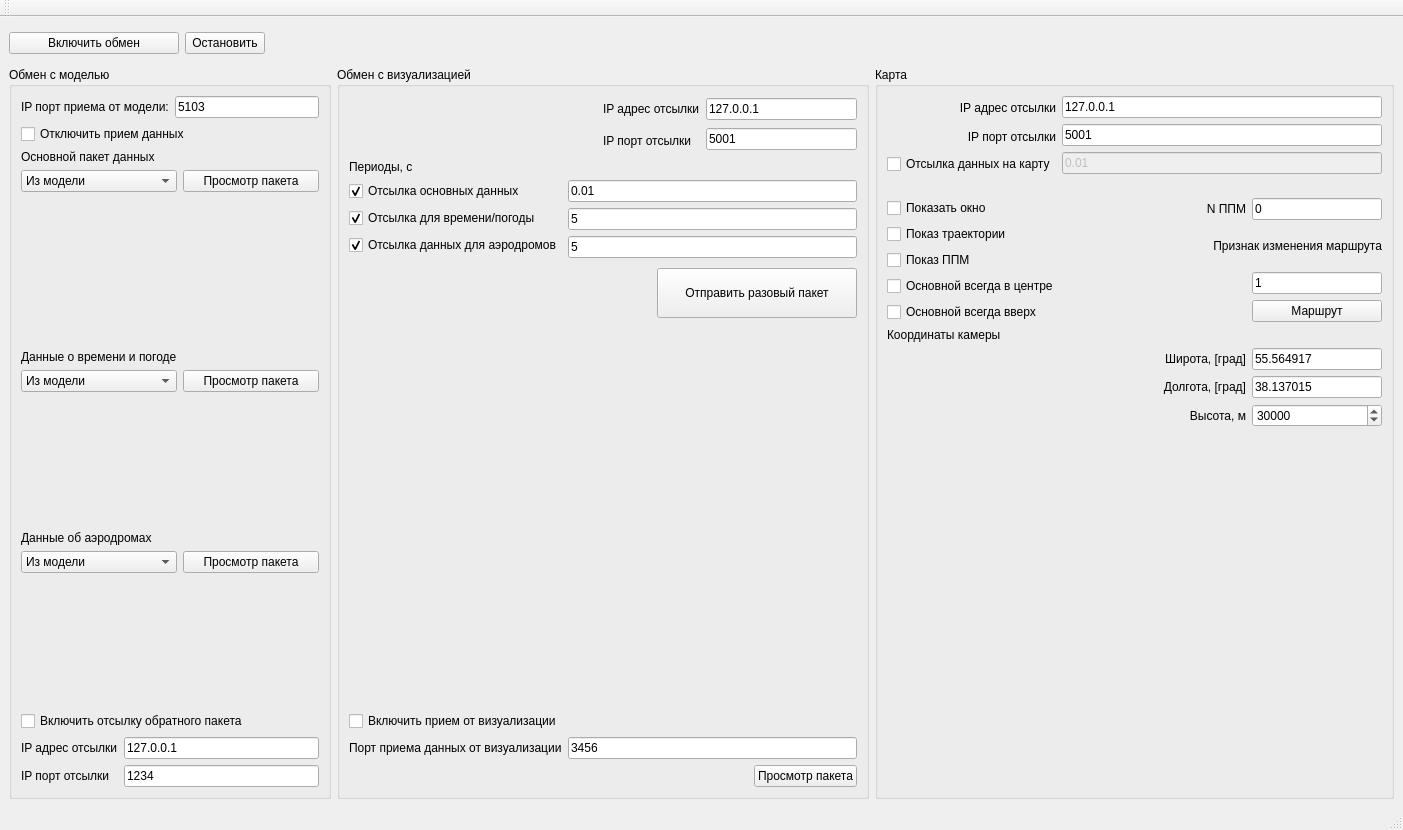
First picture: the form in untitled/mainwindow.ui, repository katherinr/desktop_wrapper, before the edit.
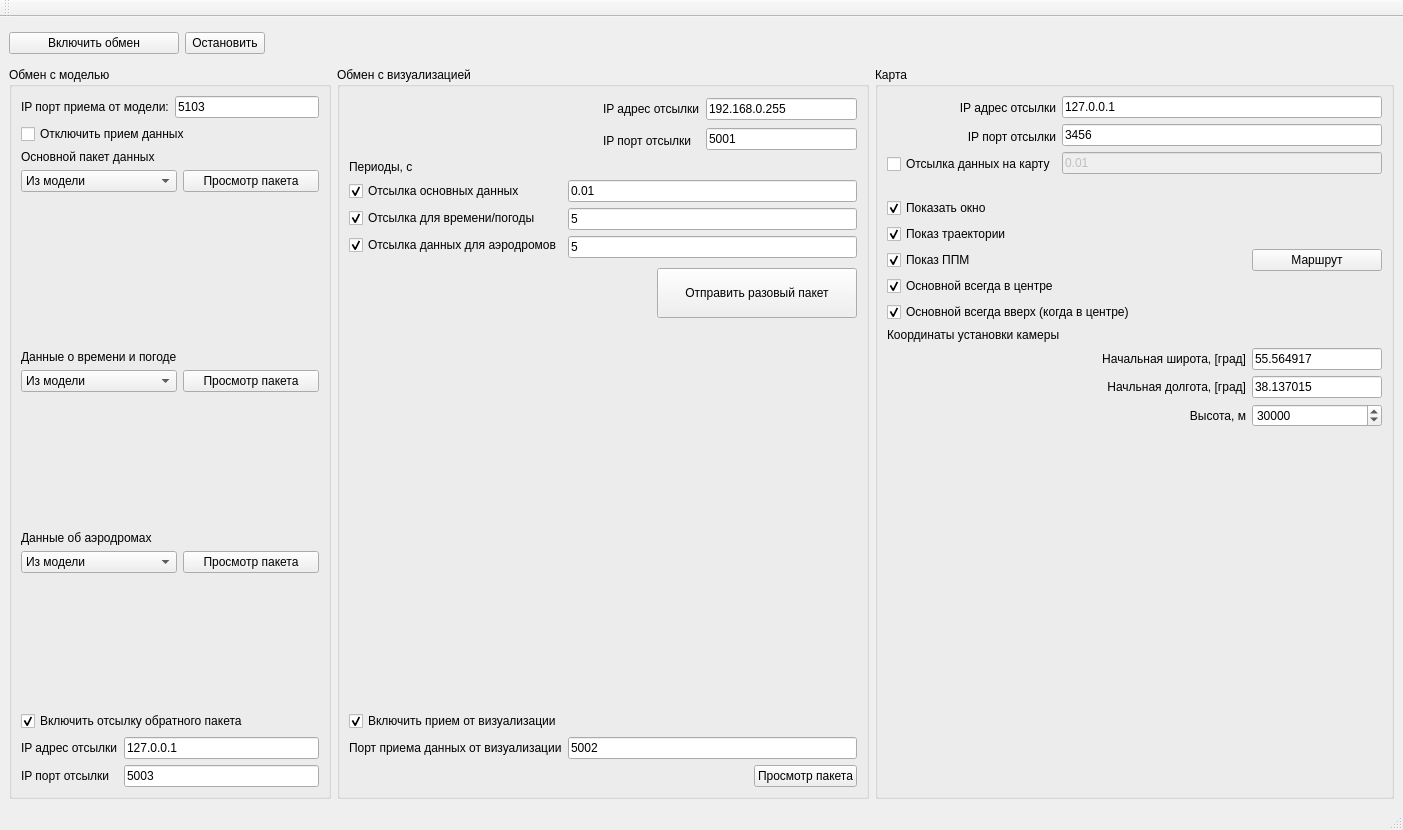
Second picture: the form after the edit.

The edit to the form file:
```diff
--- a/untitled/mainwindow.ui
+++ b/untitled/mainwindow.ui
@@ -290,6 +290,9 @@
              <property name="text">
               <string>Включить отсылку обратного пакета</string>
              </property>
+             <property name="checked">
+              <bool>true</bool>
+             </property>
             </widget>
            </item>
            <item>
@@ -330,7 +333,7 @@
                <item>
                 <widget class="QLineEdit" name="backwPortEdit">
                  <property name="text">
-                  <string>1234</string>
+                  <string>5003</string>
                  </property>
                  <property name="alignment">
                   <set>Qt::AlignLeading|Qt::AlignLeft|Qt::AlignVCenter</set>
@@ -392,7 +395,7 @@
                <item>
                 <widget class="QLineEdit" name="sendIPEdit">
                  <property name="text">
-                  <string>127.0.0.1</string>
+                  <string>192.168.0.255</string>
                  </property>
                  <property name="alignment">
                   <set>Qt::AlignLeading|Qt::AlignLeft|Qt::AlignVCenter</set>
@@ -574,6 +577,9 @@
              <property name="text">
               <string>Включить прием от визуализации</string>
              </property>
+             <property name="checked">
+              <bool>true</bool>
+             </property>
             </widget>
            </item>
            <item>
@@ -588,7 +594,7 @@
              <item>
               <widget class="QLineEdit" name="receivePortEdit_2">
                <property name="text">
-                <string>3456</string>
+                <string>5002</string>
                </property>
                <property name="alignment">
                 <set>Qt::AlignLeading|Qt::AlignLeft|Qt::AlignVCenter</set>
@@ -683,7 +689,7 @@
              <item>
               <widget class="QLineEdit" name="portMapSend">
                <property name="text">
-                <string>5001</string>
+                <string>3456</string>
                </property>
                <property name="alignment">
                 <set>Qt::AlignLeading|Qt::AlignLeft|Qt::AlignVCenter</set>
@@ -738,6 +744,9 @@
                <property name="text">
                 <string>Показать окно</string>
                </property>
+               <property name="checked">
+                <bool>true</bool>
+               </property>
               </widget>
              </item>
              <item>
@@ -745,6 +754,9 @@
                <property name="text">
                 <string>Показ траектории</string>
                </property>
+               <property name="checked">
+                <bool>true</bool>
+               </property>
               </widget>
              </item>
              <item>
@@ -752,6 +764,9 @@
                <property name="text">
                 <string>Показ ППМ</string>
                </property>
+               <property name="checked">
+                <bool>true</bool>
+               </property>
               </widget>
              </item>
              <item>
@@ -759,12 +774,18 @@
                <property name="text">
                 <string>Основной всегда в центре</string>
                </property>
+               <property name="checked">
+                <bool>true</bool>
+               </property>
               </widget>
              </item>
              <item>
               <widget class="QCheckBox" name="isOrientCamchB">
                <property name="text">
-                <string>Основной всегда вверх</string>
+                <string>Основной всегда вверх (когда в центре)</string>
+               </property>
+               <property name="checked">
+                <bool>true</bool>
                </property>
               </widget>
              </item>
@@ -772,101 +793,8 @@
            </item>
            <item>
             <layout class="QVBoxLayout" name="verticalLayout_21">
-             <item>
-              <layout class="QHBoxLayout" name="horizontalLayout_13">
-               <item>
-                <widget class="QLabel" name="label_11">
-                 <property name="text">
-                  <string>N ППМ</string>
-                 </property>
-                 <property name="alignment">
-                  <set>Qt::AlignRight|Qt::AlignTrailing|Qt::AlignVCenter</set>
-                 </property>
-                </widget>
-               </item>
-               <item>
-                <widget class="QLineEdit" name="nppm">
-                 <property name="maximumSize">
-                  <size>
-                   <width>130</width>
-                   <height>16777215</height>
-                  </size>
-                 </property>
-                 <property name="text">
-                  <string>0</string>
-                 </property>
-                </widget>
-               </item>
-              </layout>
-             </item>
-             <item>
-              <layout class="QVBoxLayout" name="verticalLayout_16">
-               <item>
-                <widget class="QLabel" name="label_26">
-                 <property name="text">
-                  <string>Признак изменения маршрута</string>
-                 </property>
-                 <property name="alignment">
-                  <set>Qt::AlignRight|Qt::AlignTrailing|Qt::AlignVCenter</set>
-                 </property>
-                </widget>
-               </item>
-               <item>
-                <layout class="QHBoxLayout" name="horizontalLayout_19">
-                 <item>
-                  <spacer name="horizontalSpacer_5">
-                   <property name="orientation">
-                    <enum>Qt::Horizontal</enum>
-                   </property>
-                   <property name="sizeHint" stdset="0">
-                    <size>
-                     <width>88</width>
-                     <height>20</height>
-                    </size>
-                   </property>
-                  </spacer>
-                 </item>
-                 <item>
-                  <widget class="QLineEdit" name="updateRoute">
-                   <property name="minimumSize">
-                    <size>
-                     <width>50</width>
-                     <height>0</height>
-                    </size>
-                   </property>
-                   <property name="maximumSize">
-                    <size>
-                     <width>130</width>
-                     <height>16777215</height>
-                    </size>
-                   </property>
-                   <property name="text">
-                    <string>1</string>
-                   </property>
-                   <property name="alignment">
-                    <set>Qt::AlignLeading|Qt::AlignLeft|Qt::AlignVCenter</set>
-                   </property>
-                  </widget>
-                 </item>
-                </layout>
-               </item>
-              </layout>
-             </item>
              <item>
               <layout class="QHBoxLayout" name="horizontalLayout_15">
-               <item>
-                <spacer name="horizontalSpacer_6">
-                 <property name="orientation">
-                  <enum>Qt::Horizontal</enum>
-                 </property>
-                 <property name="sizeHint" stdset="0">
-                  <size>
-                   <width>88</width>
-                   <height>20</height>
-                  </size>
-                 </property>
-                </spacer>
-               </item>
                <item>
                 <widget class="QPushButton" name="routePushB">
                  <property name="minimumSize">
@@ -897,7 +825,7 @@
            <item>
             <widget class="QLabel" name="label_14">
              <property name="text">
-              <string>Координаты камеры</string>
+              <string>Координаты установки камеры</string>
              </property>
             </widget>
            </item>
@@ -906,7 +834,7 @@
              <item>
               <widget class="QLabel" name="label_12">
                <property name="text">
-                <string>Широта, [град]</string>
+                <string>Начальная широта, [град]</string>
                </property>
                <property name="alignment">
                 <set>Qt::AlignRight|Qt::AlignTrailing|Qt::AlignVCenter</set>
@@ -933,7 +861,7 @@
              <item>
               <widget class="QLabel" name="label_13">
                <property name="text">
-                <string>Долгота, [град]</string>
+                <string>Начльная долгота, [град]</string>
                </property>
                <property name="alignment">
                 <set>Qt::AlignRight|Qt::AlignTrailing|Qt::AlignVCenter</set>
```
